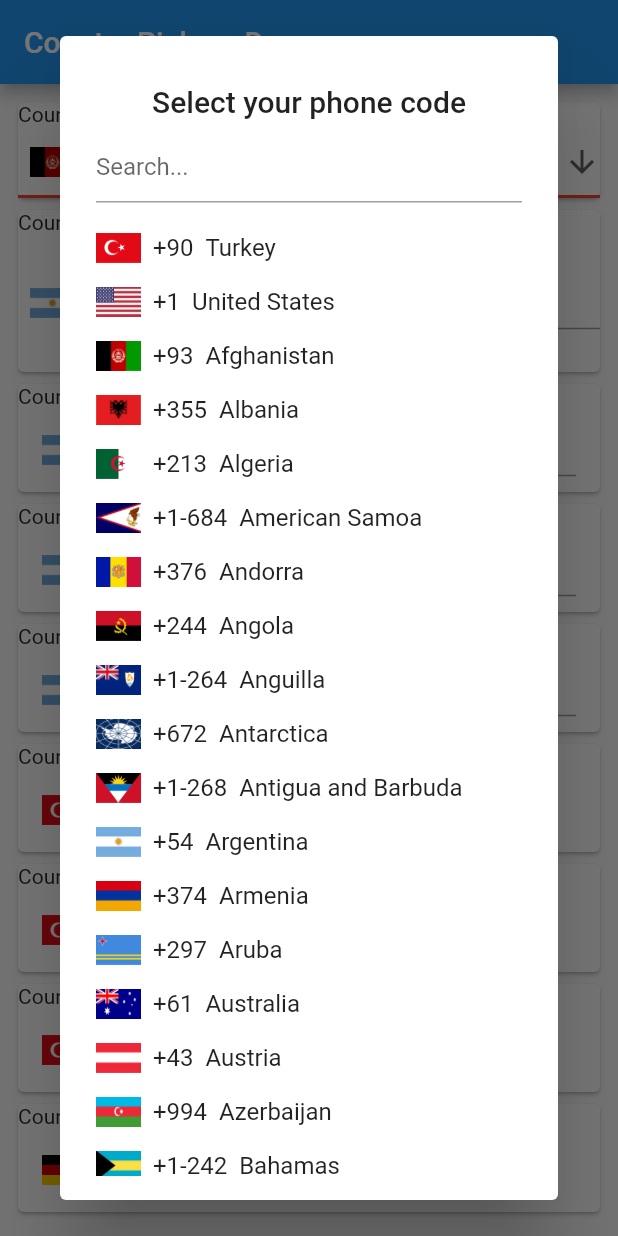
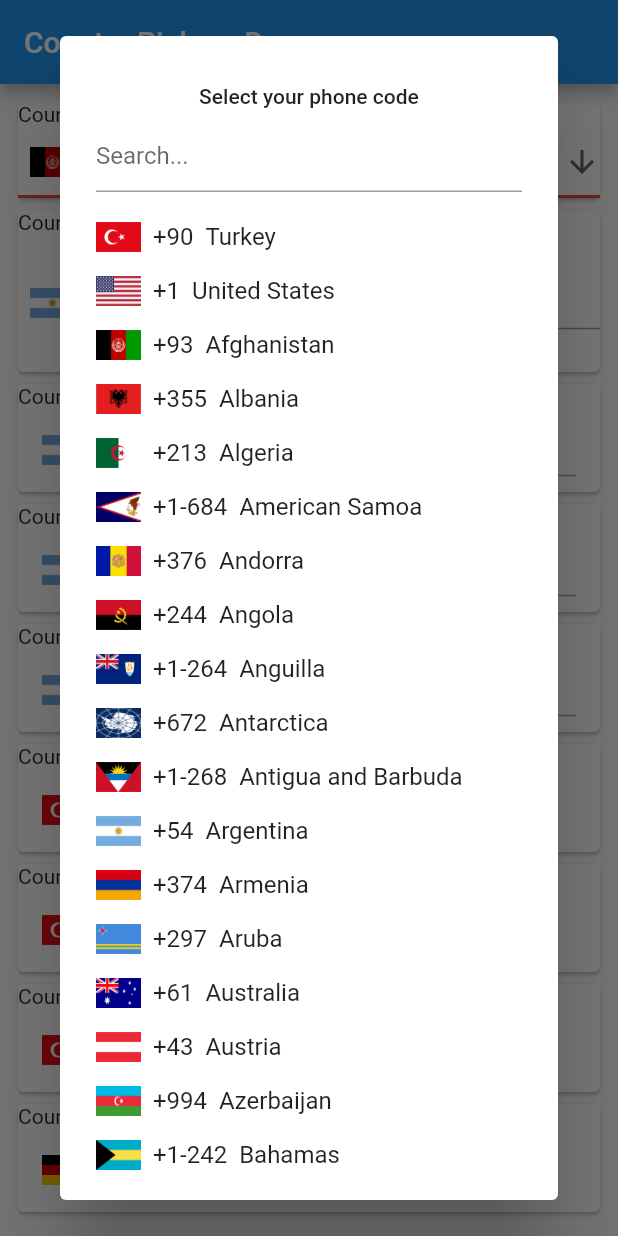
Before and after one commit to shrihub/country_pickers, a Flutter app: the screen it shows after launch, after a tap on an icon or button, on a phone screen of 412 x 824 dp. Run offline on Flutter 3.47's test engine with Material 2 defaults, Android fonts, the phone set to English and light mode, and no system bars.

Commit message:
updated to flutter 2.5

```diff
--- a/lib/utils/my_alert_dialog.dart
+++ b/lib/utils/my_alert_dialog.dart
@@ -105,7 +105,7 @@ class MyAlertDialog<T> extends StatelessWidget {
             new EdgeInsets.fromLTRB(
                 24.0, 24.0, 24.0, isDividerEnabled ? 20.0 : 0.0),
         child: new DefaultTextStyle(
-          style: Theme.of(context).textTheme.title,
+          style: Theme.of(context).textTheme.bodyText1,
           child: new Semantics(child: title, namesRoute: true),
         ),
       ));
@@ -127,7 +127,7 @@ class MyAlertDialog<T> extends StatelessWidget {
         child: new Padding(
           padding: contentPadding,
           child: new DefaultTextStyle(
-            style: Theme.of(context).textTheme.subhead,
+            style: Theme.of(context).textTheme.subtitle1,
             child: content,
           ),
         ),
```
Also changed, not shown: 1 other file.
